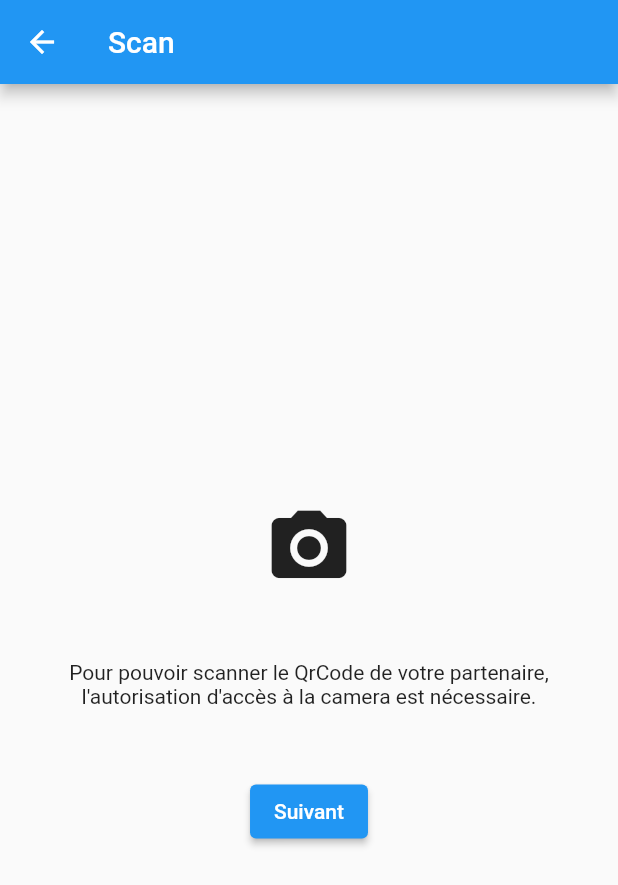
After one commit to Nico04/pasteque_match, a Flutter app: the ScanPermissionPage screen opened directly, on a phone screen of 412 x 824 dp. The commit adds this screen. Shown: the top 885 px of the screen. Run offline on Flutter 3.47's test engine with Material 2 defaults, Android fonts, the phone set to English and light mode, and no system bars; our stand-ins replace cloud_firestore, connectivity_plus, firebase_core, firebase_crashlytics, flash, permission_handler and 2 more; missing offline and left inert: ai_barcode, fetcher; accounts and stored records are empty.

Commit message:
new ScanPermissionPage

```diff
--- a/lib/pages/profile.page.dart
+++ b/lib/pages/profile.page.dart
@@ -68,7 +68,7 @@ class _PartnerCard extends StatelessWidget {
               PmQrCodeWidget('PM##$userId'),
               AppResources.spacerMedium,
               ElevatedButton(
-                onPressed: () => navigateTo(context, (_) => const ScanPage()),
+                onPressed: () => ScanPage.goToScanOrPermissionPage(context),
                 child: const Text('Scanner le code de votre partenaire'),
               )
             ]
--- /dev/null
+++ b/lib/pages/scan_permission.page.dart
@@ -0,0 +1,58 @@
+import 'package:flutter/material.dart';
+import 'package:pasteque_match/resources/_resources.dart';
+import 'package:pasteque_match/utils/_utils.dart';
+import 'package:permission_handler/permission_handler.dart';
+
+class ScanPermissionPage extends StatelessWidget {
+  const ScanPermissionPage({Key? key, required this.onGranted}) : super(key: key);
+
+  final VoidCallback onGranted;
+
+  @override
+  Widget build(BuildContext context) {
+    return Scaffold(
+      appBar: AppBar(
+        title: const Text('Scan'),
+      ),
+      body: Padding(
+        padding: AppResources.paddingPage,
+        child: Column(
+          mainAxisAlignment: MainAxisAlignment.center,
+          crossAxisAlignment: CrossAxisAlignment.stretch,
+          children: [
+            AppResources.spacerLarge,
+            const Icon(
+              Icons.camera_alt,
+              size: 60,
+            ),
+
+            AppResources.spacerHuge,
+            const Text(
+              'Pour pouvoir scanner le QrCode de votre partenaire, l\'autorisation d\'accès à la camera est nécessaire.',
+              textAlign: TextAlign.center,
+            ),
+
+            AppResources.spacerHuge,
+            Center(
+              child: ElevatedButton(
+                onPressed: () => askPermission(context),
+                child: const Text('Suivant'),
+              ),
+            ),
+          ],
+        ),
+      ),
+    );
+  }
+
+  Future<void> askPermission(BuildContext context) async {
+    final status = await Permission.camera.request();
+    if (status.isGranted) {
+      onGranted();
+    } else if (status.isPermanentlyDenied) {
+      openAppSettings();
+    } else {
+      showMessage(context, 'Permission refusée', isError: true);
+    }
+  }
+}
--- a/pubspec.yaml
+++ b/pubspec.yaml
@@ -32,6 +32,7 @@ dependencies:
   shared_preferences: ^2.0.15
 
   # Platform tools
+  permission_handler: ^10.0.0
   ai_barcode: ^3.2.1
 
 dev_dependencies:
```
Also changed, not shown: lib/pages/scan.page.dart (+14 -1 lines), pubspec.lock, 1 other file.
